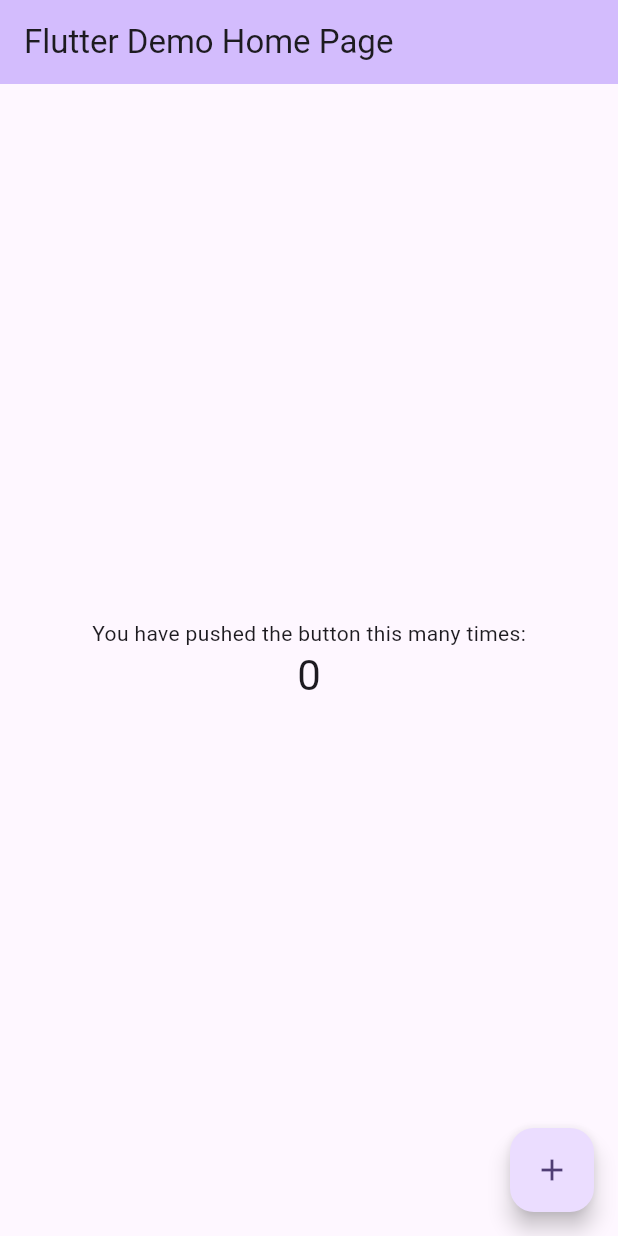
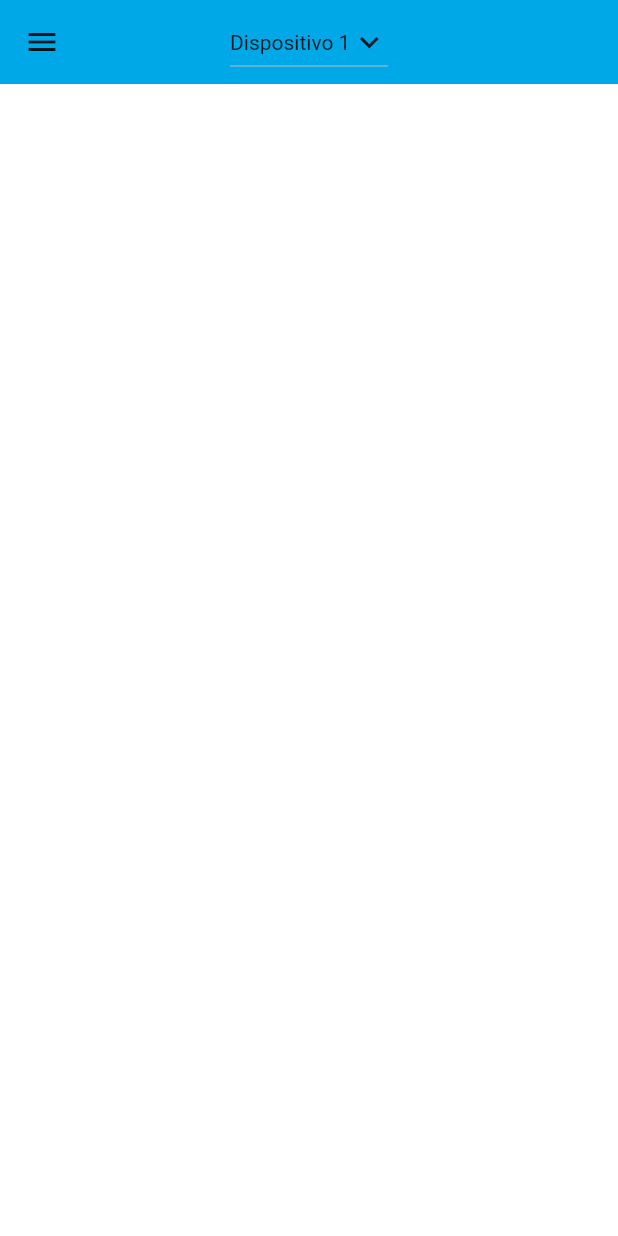
Before and after one commit to edw-perzd/sccapwl_movil, a Flutter app: the screen it shows after launch, on a phone screen of 412 x 824 dp. Run offline on Flutter 3.47's test engine with Material 3 defaults, Android fonts, the phone set to English and light mode, and no system bars.

Commit message:
01 Adding HomeScreen and AppTheme

```diff
--- a/lib/main.dart
+++ b/lib/main.dart
@@ -1,125 +1,6 @@
 import 'package:flutter/material.dart';
+import 'package:sccapwl_movil/main_app.dart';
 
 void main() {
-  runApp(const MyApp());
+  runApp(const MainApp());
 }
-
-class MyApp extends StatelessWidget {
-  const MyApp({super.key});
-
-  // This widget is the root of your application.
-  @override
-  Widget build(BuildContext context) {
-    return MaterialApp(
-      title: 'Flutter Demo',
-      theme: ThemeData(
-        // This is the theme of your application.
-        //
-        // TRY THIS: Try running your application with "flutter run". You'll see
-        // the application has a purple toolbar. Then, without quitting the app,
-        // try changing the seedColor in the colorScheme below to Colors.green
-        // and then invoke "hot reload" (save your changes or press the "hot
-        // reload" button in a Flutter-supported IDE, or press "r" if you used
-        // the command line to start the app).
-        //
-        // Notice that the counter didn't reset back to zero; the application
-        // state is not lost during the reload. To reset the state, use hot
-        // restart instead.
-        //
-        // This works for code too, not just values: Most code changes can be
-        // tested with just a hot reload.
-        colorScheme: ColorScheme.fromSeed(seedColor: Colors.deepPurple),
-        useMaterial3: true,
-      ),
-      home: const MyHomePage(title: 'Flutter Demo Home Page'),
-    );
-  }
-}
-
-class MyHomePage extends StatefulWidget {
-  const MyHomePage({super.key, required this.title});
-
-  // This widget is the home page of your application. It is stateful, meaning
-  // that it has a State object (defined below) that contains fields that affect
-  // how it looks.
-
-  // This class is the configuration for the state. It holds the values (in this
-  // case the title) provided by the parent (in this case the App widget) and
-  // used by the build method of the State. Fields in a Widget subclass are
-  // always marked "final".
-
-  final String title;
-
-  @override
-  State<MyHomePage> createState() => _MyHomePageState();
-}
-
-class _MyHomePageState extends State<MyHomePage> {
-  int _counter = 0;
-
-  void _incrementCounter() {
-    setState(() {
-      // This call to setState tells the Flutter framework that something has
-      // changed in this State, which causes it to rerun the build method below
-      // so that the display can reflect the updated values. If we changed
-      // _counter without calling setState(), then the build method would not be
-      // called again, and so nothing would appear to happen.
-      _counter++;
-    });
-  }
-
-  @override
-  Widget build(BuildContext context) {
-    // This method is rerun every time setState is called, for instance as done
-    // by the _incrementCounter method above.
-    //
-    // The Flutter framework has been optimized to make rerunning build methods
-    // fast, so that you can just rebuild anything that needs updating rather
-    // than having to individually change instances of widgets.
-    return Scaffold(
-      appBar: AppBar(
-        // TRY THIS: Try changing the color here to a specific color (to
-        // Colors.amber, perhaps?) and trigger a hot reload to see the AppBar
-        // change color while the other colors stay the same.
-        backgroundColor: Theme.of(context).colorScheme.inversePrimary,
-        // Here we take the value from the MyHomePage object that was created by
-        // the App.build method, and use it to set our appbar title.
-        title: Text(widget.title),
-      ),
-      body: Center(
-        // Center is a layout widget. It takes a single child and positions it
-        // in the middle of the parent.
-        child: Column(
-          // Column is also a layout widget. It takes a list of children and
-          // arranges them vertically. By default, it sizes itself to fit its
-          // children horizontally, and tries to be as tall as its parent.
-          //
-          // Column has various properties to control how it sizes itself and
-          // how it positions its children. Here we use mainAxisAlignment to
-          // center the children vertically; the main axis here is the vertical
-          // axis because Columns are vertical (the cross axis would be
-          // horizontal).
-          //
-          // TRY THIS: Invoke "debug painting" (choose the "Toggle Debug Paint"
-          // action in the IDE, or press "p" in the console), to see the
-          // wireframe for each widget.
-          mainAxisAlignment: MainAxisAlignment.center,
-          children: <Widget>[
-            const Text(
-              'You have pushed the button this many times:',
-            ),
-            Text(
-              '$_counter',
-              style: Theme.of(context).textTheme.headlineMedium,
-            ),
-          ],
-        ),
-      ),
-      floatingActionButton: FloatingActionButton(
-        onPressed: _incrementCounter,
-        tooltip: 'Increment',
-        child: const Icon(Icons.add),
-      ), // This trailing comma makes auto-formatting nicer for build methods.
-    );
-  }
-}
--- /dev/null
+++ b/lib/main_app.dart
@@ -0,0 +1,16 @@
+import 'package:flutter/material.dart';
+import 'package:sccapwl_movil/screens/home_screen.dart';
+import 'package:sccapwl_movil/themes/app_theme.dart';
+
+class MainApp extends StatelessWidget {
+  const MainApp({super.key});
+
+  @override
+  Widget build(BuildContext context) {
+    return MaterialApp(
+      debugShowCheckedModeBanner: false,
+      home: const HomeScreen(),
+      theme: AppTheme.lightTheme,
+    );
+  }
+}
--- /dev/null
+++ b/lib/screens/home_screen.dart
@@ -0,0 +1,61 @@
+import 'package:flutter/material.dart';
+import 'package:sccapwl_movil/themes/app_theme.dart';
+
+class HomeScreen extends StatefulWidget {
+  const HomeScreen({super.key});
+
+  @override
+  State<HomeScreen> createState() => _HomeScreenState();
+}
+
+class _HomeScreenState extends State<HomeScreen> {
+  int dropdownValue = 1;
+  @override
+  Widget build(BuildContext context) {
+    return Scaffold(
+      appBar: AppBar(
+        centerTitle: true,
+        title: DropdownButton(
+          alignment: AlignmentDirectional.center,
+          value: dropdownValue,
+          icon: IconTheme(
+              data: AppTheme.lightTheme.iconTheme,
+              child: const Icon(Icons.keyboard_arrow_down)),
+          style: const TextStyle(color: AppTheme.darkColor),
+          items: const [
+            DropdownMenuItem(
+                value: 1,
+                child: Text(
+                  'Dispositivo 1',
+                  style: TextStyle(color: AppTheme.darkColor),
+                )),
+            DropdownMenuItem(
+                value: 2,
+                child: Text(
+                  'Dispositivo 2',
+                  style: TextStyle(color: AppTheme.darkColor),
+                )),
+            DropdownMenuItem(
+                value: 3,
+                child: Text(
+                  'Dispositivo 3',
+                  style: TextStyle(color: AppTheme.darkColor),
+                )),
+          ],
+          onChanged: (value) {
+            setState(() {
+              dropdownValue = value!;
+            });
+          },
+        ),
+        leading: IconButton(
+          color: AppTheme.darkColor,
+          icon: const Icon(Icons.menu),
+          onPressed: () {
+            null;
+          },
+        ),
+      ),
+    );
+  }
+}
--- /dev/null
+++ b/lib/themes/app_theme.dart
@@ -0,0 +1,14 @@
+import 'package:flutter/material.dart';
+
+class AppTheme {
+  static const mainColor = Color(0xFF00A8E8);
+  static const backColor = Colors.white;
+  static const darkColor = Color.fromARGB(255, 0, 23, 31);
+
+  static final ThemeData lightTheme = ThemeData.light().copyWith(
+      scaffoldBackgroundColor: backColor,
+      appBarTheme: const AppBarTheme(
+        color: mainColor,
+      ),
+      iconTheme: const IconThemeData(color: darkColor, size: 25.0));
+}
```
Also changed, not shown: 1 other file.
